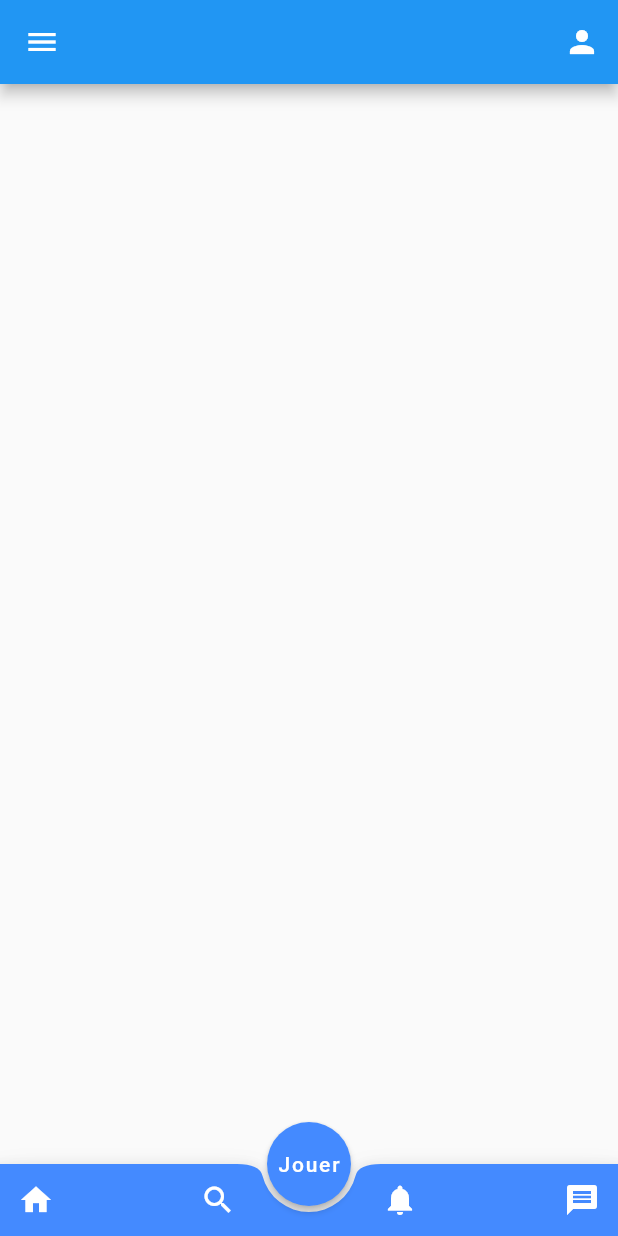
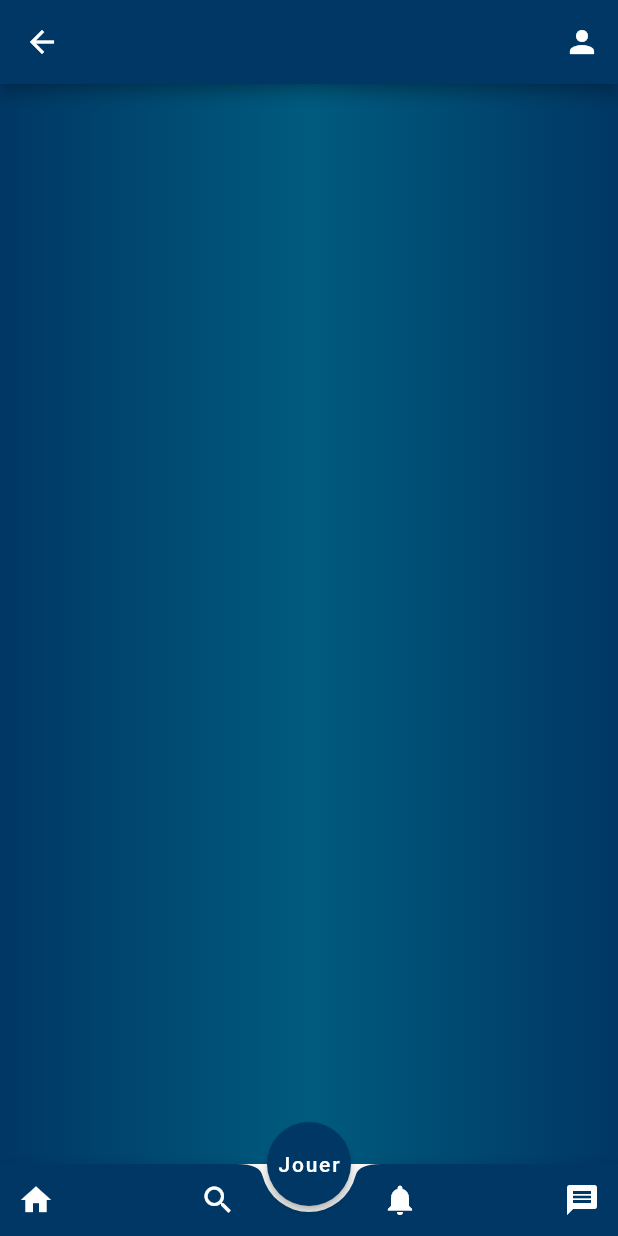
Before and after one commit to Rafik-Belkadi/l3abna-app, a Flutter app: the HomePage screen opened directly, on a phone screen of 412 x 824 dp. Run offline on Flutter 3.47's test engine with Material 2 defaults, Android fonts, the phone set to English and light mode, and no system bars; our stand-ins replace firebase_auth, font_awesome_flutter; accounts and stored records are empty.

Commit message:
background color

```diff
--- a/lib/Pages/Home.dart
+++ b/lib/Pages/Home.dart
@@ -10,37 +10,19 @@ class HomePage extends StatefulWidget {
 }
 
 class HomePageState extends State<HomePage> {
-
   final GlobalKey<ScaffoldState> _scaffoldKey = new GlobalKey<ScaffoldState>();
   @override
   Widget build(BuildContext context) {
     return new Scaffold(
+        //  Background color
+        backgroundColor: Colors.transparent,
         key: _scaffoldKey,
-        drawer: Drawer(
-          child: ListView(
-            children: <Widget>[
-              UserAccountsDrawerHeader(
-                accountName: Text("Ashish Rawat"),
-                accountEmail: Text("ashishrawat2911@gmail.com"),
-                currentAccountPicture: CircleAvatar(
-                  backgroundColor:
-                      Theme.of(context).platform == TargetPlatform.iOS
-                          ? Colors.blue
-                          : Colors.white,
-                  child: Text(
-                    "A",
-                    style: TextStyle(fontSize: 40.0),
-                  ),
-                ),
-              ),
-            ],
-          ),
-        ),
         //  AppBar
         appBar: AppBar(
+          backgroundColor: Color(0xFF003764),
           actions: <Widget>[
             IconButton(
-              onPressed: () => _scaffoldKey.currentState.openDrawer(),
+              onPressed: () => _scaffoldKey.currentState.openEndDrawer(),
               icon: Icon(
                 Icons.person,
                 color: Colors.white,
@@ -48,20 +30,59 @@ class HomePageState extends State<HomePage> {
             )
           ],
         ),
+        endDrawer: Drawer(
+          child: Directionality(
+            textDirection: TextDirection.ltr,
+            child: ListView(
+              children: <Widget>[
+                UserAccountsDrawerHeader(
+                  decoration: new BoxDecoration(
+                    gradient: new LinearGradient(
+                        colors: [
+                          const Color(0xFF003764),
+                          const Color(0xFF005B7F),
+                          const Color(0xFF003764)
+                        ],
+                        begin: const FractionalOffset(0.0, 0.0),
+                        end: const FractionalOffset(1.0, 0.0),
+                        stops: [0.0, 0.5, 1.0],
+                        tileMode: TileMode.clamp),
+                  ),
+                  accountName: Text("Ashish Rawat"),
+                  accountEmail: Text("ashishrawat2911@gmail.com"),
+                  currentAccountPicture: CircleAvatar(
+                    backgroundColor: Color(0xFF003764),
+                    child: Text(
+                      "A",
+                      style: TextStyle(fontSize: 40.0),
+                    ),
+                  ),
+                ),
+              ],
+            ),
+          ),
+        ),
 
         //  Body
-        body: new Center(
-          child: new Column(
-            mainAxisAlignment: MainAxisAlignment.center,
-            children: <Widget>[],
-          ),
-        ),
+        body: Container(
+            decoration: new BoxDecoration(
+          gradient: new LinearGradient(
+              colors: [
+                const Color(0xFF003764),
+                const Color(0xFF005B7F),
+                const Color(0xFF003764)
+              ],
+              begin: const FractionalOffset(0.0, 0.0),
+              end: const FractionalOffset(1.0, 0.0),
+              stops: [0.0, 0.5, 1.0],
+              tileMode: TileMode.clamp),
+        )),
         // Body End ------------
 
         // Floating Button section
         floatingActionButtonLocation: FloatingActionButtonLocation.centerDocked,
         floatingActionButton: FloatingActionButton(
-          backgroundColor: Colors.blueAccent,
+          backgroundColor: Color(0xFF003764),
           onPressed: () {},
           tooltip: 'Increment',
           child: Text('Jouer'),
@@ -74,7 +95,7 @@ class HomePageState extends State<HomePage> {
         bottomNavigationBar: BottomAppBar(
           shape: CircularNotchedRectangle(),
           notchMargin: 4.0,
-          color: Colors.blueAccent,
+          color: Color(0xFF003764),
           child: Row(
             mainAxisAlignment: MainAxisAlignment.spaceBetween,
             mainAxisSize: MainAxisSize.max,
--- a/lib/root_page.dart
+++ b/lib/root_page.dart
@@ -25,7 +25,7 @@ class _RootPageState extends State<RootPage> {
     super.initState();
     widget.auth.currentUser().then((userId){
       setState((){
-      //  _authStatus = userId == null ? AuthStatus.notSignedIn : AuthStatus.signedIn;
+        _authStatus = userId == null ? AuthStatus.notSignedIn : AuthStatus.signedIn;
       });
     });
   }
--- a/pubspec.yaml
+++ b/pubspec.yaml
@@ -51,6 +51,7 @@ flutter:
      - assets/login.jpg
      - assets/ballon.png
      - assets/Fb-icon.png
+     - assets/élément-1.png
   # An image asset can refer to one or more resolution-specific "variants", see
   # https://flutter.io/assets-and-images/#resolution-aware.
 
```
Also changed, not shown: assets/élément-1.png (added).
